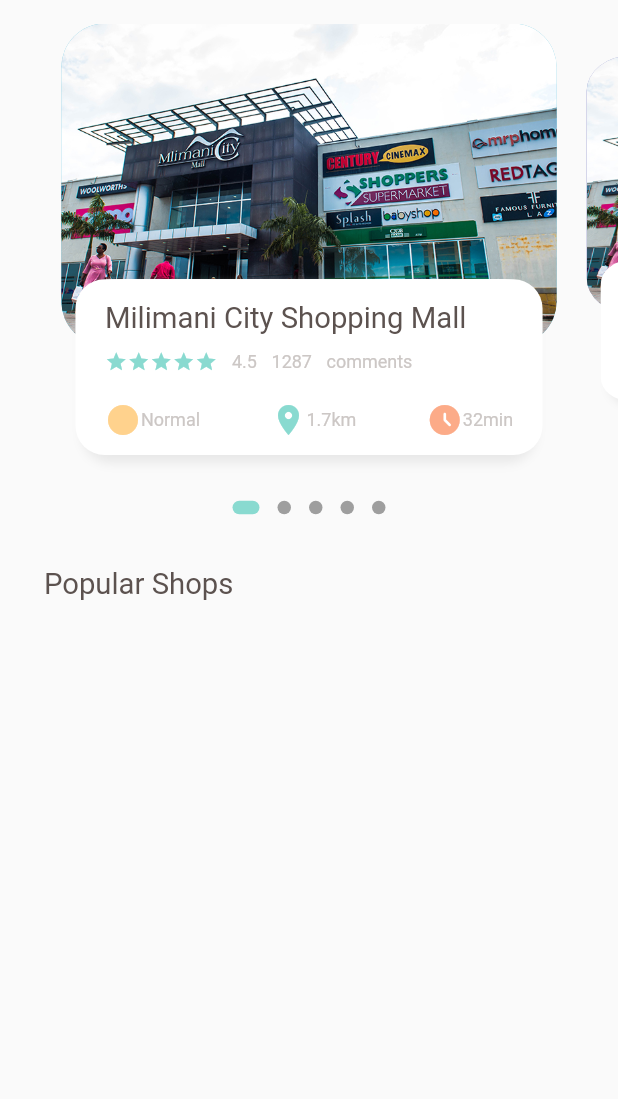
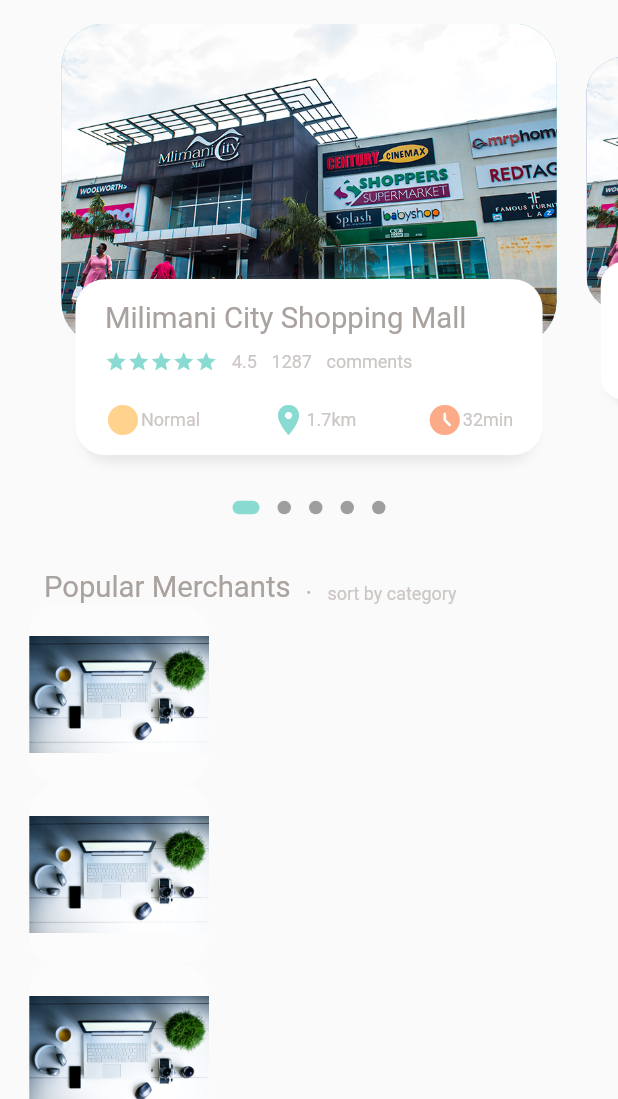
Before and after one commit to johngolem/Turaco, a Flutter app: the screen it shows after launch, on a phone screen of 412 x 824 dp, the part 137-1236 px from its top. Run offline on Flutter 3.47's test engine with Material 2 defaults, Android fonts, the phone set to English and light mode, and no system bars; drawn by our look-alikes of dots_indicator; our stand-ins replace get.

Commit message:
expanded child to single child scrollable view

```diff
--- a/lib/home/main_product.dart
+++ b/lib/home/main_product.dart
@@ -55,7 +55,9 @@ class _MainProductPageState extends State<MainProductPage> {
           ),
         // ignore: prefer_const_constructors
         //showing the body
-        ProductPageBody(),
+          Expanded(child: SingleChildScrollView(
+            child: ProductPageBody(),
+        )),
         ],
       ),
     );
--- a/lib/home/product_page_body.dart
+++ b/lib/home/product_page_body.dart
@@ -21,7 +21,7 @@ class _ProductPageBodyState extends State<ProductPageBody> {
   // ignore: prefer_final_fields
   double _scaleFactor = 0.8;
   // ignore: prefer_final_fields
-  double _height =Dimensions.pageViewContainer ;
+  double _height = Dimensions.pageViewContainer;
 
   @override
   void initState() {
@@ -58,21 +58,74 @@ class _ProductPageBodyState extends State<ProductPageBody> {
           dotsCount: 5,
           position: _currentPageValue,
           decorator: DotsDecorator(
-    activeColor:AppColors.mainColor ,
+            activeColor: AppColors.mainColor,
             size: const Size.square(9.0),
             activeSize: const Size(18.0, 9.0),
-    activeShape: RoundedRectangleBorder(borderRadius: BorderRadius.circular(5.0)),
+            activeShape: RoundedRectangleBorder(
+                borderRadius: BorderRadius.circular(5.0)),
           ),
         ),
 
         //Popular section/text
-   SizedBox(height: Dimensions.height30,),
+        SizedBox(
+          height: Dimensions.height30,
+        ),
         Container(
             margin: EdgeInsets.only(left: Dimensions.width30),
-     child: Row(children: [
-       BigText(text: "Popular Shops")
-     ],)
+            child: Row(
+              crossAxisAlignment: CrossAxisAlignment.end,
+              children: [
+                BigText(text: "Popular Merchants"),
+                SizedBox(
+                  width: Dimensions.width10,
                 ),
+                Container(
+                  margin: const EdgeInsets.only(bottom: 2),
+                  child: BigText(
+                    text: ".",
+                    color: Colors.black26,
+                  ),
+                ),
+                SizedBox(
+                  width: Dimensions.width10,
+                ),
+                Container(
+                  child: SmallText(text: "sort by category"),
+                )
+              ],
+            )),
+
+
+        //List of popular shops by category
+       Container(
+         height: 700,
+         child:  ListView.builder(
+           physics: AlwaysScrollableScrollPhysics(),
+           shrinkWrap: true,
+            itemCount: 10,
+            itemBuilder: (context, index) {
+              return Container(
+                margin: EdgeInsets.only(left: Dimensions.width20, right: Dimensions.width20),
+                child: Row(
+                  children: [
+                    Container(
+                      width: 120,
+                      height: 120,
+                      decoration: BoxDecoration(
+                        borderRadius: BorderRadius.circular(Dimensions.radius20),
+                        color: Colors.white38,
+                        image: DecorationImage(
+                          image: AssetImage(
+                            "assets/image/comp.jpg"
+                          )
+                        )
+                      ),
+                    )
+                  ],
+                ),
+              );
+            }),
+       )
       ],
     );
   }
@@ -110,7 +163,7 @@ class _ProductPageBodyState extends State<ProductPageBody> {
       child: Stack(
         children: [
           Container(
-            height:Dimensions.pageViewContainer,
+            height: Dimensions.pageViewContainer,
             margin: EdgeInsets.only(left: 10, right: 10),
             decoration: BoxDecoration(
                 borderRadius: BorderRadius.circular(Dimensions.radius30),
@@ -123,7 +176,10 @@ class _ProductPageBodyState extends State<ProductPageBody> {
             alignment: Alignment.bottomCenter,
             child: Container(
               height: Dimensions.pageViewTextContainer,
-              margin: EdgeInsets.only(left: Dimensions.width25, right: Dimensions.width25, bottom: Dimensions.width25),
+              margin: EdgeInsets.only(
+                  left: Dimensions.width25,
+                  right: Dimensions.width25,
+                  bottom: Dimensions.width25),
               decoration: BoxDecoration(
                 borderRadius: BorderRadius.circular(Dimensions.radius20),
                 color: Colors.white,
@@ -132,21 +188,22 @@ class _ProductPageBodyState extends State<ProductPageBody> {
                   BoxShadow(
                       color: Color(0xffe8e8e8),
                       blurRadius: 5.0,
-                    offset: Offset(0, 5)
+                      offset: Offset(0, 5)),
+                  BoxShadow(
+                    color: Colors.white,
+                    offset: Offset(-5, 0),
                   ),
                   BoxShadow(
                     color: Colors.white,
-                    offset: Offset(-5,0),
-                  ),
-                   BoxShadow(
-                    color: Colors.white,
-                    offset: Offset(5,0),
+                    offset: Offset(5, 0),
                   ),
                 ],
-
               ),
               child: Container(
-                  padding: EdgeInsets.only(top: Dimensions.height15, left: Dimensions.height15, right: Dimensions.height15),
+                  padding: EdgeInsets.only(
+                      top: Dimensions.height15,
+                      left: Dimensions.height15,
+                      right: Dimensions.height15),
                   child: Column(
                     crossAxisAlignment: CrossAxisAlignment.start,
                     children: [
@@ -165,11 +222,11 @@ class _ProductPageBodyState extends State<ProductPageBody> {
                                         size: 15,
                                       ))),
                           SizedBox(
-                            width:  Dimensions.width10,
+                            width: Dimensions.width10,
                           ),
                           SmallText(text: "4.5"),
                           SizedBox(
-                            width:  Dimensions.width10,
+                            width: Dimensions.width10,
                           ),
                           SmallText(text: "1287"),
                           SizedBox(
@@ -201,7 +258,6 @@ class _ProductPageBodyState extends State<ProductPageBody> {
                     ],
                   )),
             ),
-
           ),
         ],
       ),
--- a/lib/widgets/big_text.dart
+++ b/lib/widgets/big_text.dart
@@ -10,7 +10,7 @@ class BigText extends StatelessWidget {
   final String text;
   double size;
   TextOverflow overFlow;
-  BigText({Key? key, this.color = const Color(0xFF5c524f), required this.text, this.size=20, this.overFlow=TextOverflow.ellipsis}) : super(key: key);
+  BigText({Key? key, this.color = const Color(0xFFa9a29f), required this.text, this.size=20, this.overFlow=TextOverflow.ellipsis}) : super(key: key);
 
   @override
   Widget build(BuildContext context) {
```
Lines whose indentation alone changed are shown as unchanged.
